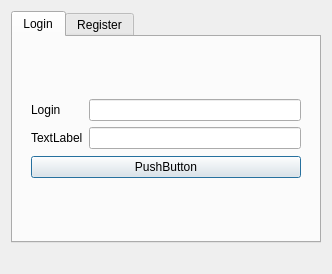
Before: the Qt Designer form Client/Auth/auth.ui in MaksMN/QTchat, drawn with Qt 5.
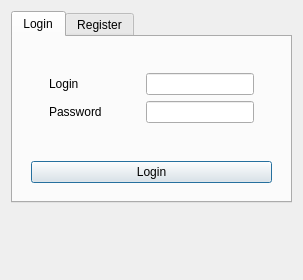
After: the same form once the commit is applied. Icons and pictures are not drawn.

```diff
--- a/Client/Auth/auth.ui
+++ b/Client/Auth/auth.ui
@@ -9,10 +9,28 @@
    <rect>
     <x>0</x>
     <y>0</y>
-    <width>332</width>
-    <height>274</height>
+    <width>303</width>
+    <height>280</height>
    </rect>
   </property>
+  <property name="sizePolicy">
+   <sizepolicy hsizetype="Fixed" vsizetype="Fixed">
+    <horstretch>0</horstretch>
+    <verstretch>0</verstretch>
+   </sizepolicy>
+  </property>
+  <property name="minimumSize">
+   <size>
+    <width>0</width>
+    <height>60</height>
+   </size>
+  </property>
+  <property name="maximumSize">
+   <size>
+    <width>303</width>
+    <height>318</height>
+   </size>
+  </property>
   <property name="windowTitle">
    <string>Auth</string>
   </property>
@@ -20,8 +38,11 @@
    <iconset resource="../resources.qrc">
     <normaloff>:/icon/app.ico</normaloff>:/icon/app.ico</iconset>
   </property>
-  <layout class="QGridLayout" name="gridLayout_5">
-   <item row="0" column="0">
+  <property name="modal">
+   <bool>true</bool>
+  </property>
+  <layout class="QVBoxLayout" name="verticalLayout_4">
+   <item>
     <widget class="QTabWidget" name="tabWidget">
      <property name="currentIndex">
       <number>0</number>
@@ -35,47 +56,86 @@
         <widget class="QWidget" name="widget" native="true">
          <property name="maximumSize">
           <size>
-           <width>500</width>
-           <height>100</height>
+           <width>1600</width>
+           <height>1600</height>
           </size>
          </property>
-         <layout class="QGridLayout" name="gridLayout">
-          <item row="0" column="0">
-           <layout class="QHBoxLayout" name="horizontalLayout">
-            <item>
-             <layout class="QVBoxLayout" name="verticalLayout_4">
-              <item>
-               <widget class="QLabel" name="label">
-                <property name="text">
-                 <string>Login</string>
-                </property>
-               </widget>
-              </item>
-              <item>
-               <widget class="QLabel" name="label_2">
-                <property name="text">
-                 <string>TextLabel</string>
-                </property>
-               </widget>
-              </item>
-             </layout>
-            </item>
-            <item>
-             <layout class="QVBoxLayout" name="verticalLayout">
-              <item>
-               <widget class="QLineEdit" name="loginLogin"/>
-              </item>
-              <item>
-               <widget class="QLineEdit" name="loginPass"/>
-              </item>
-             </layout>
-            </item>
-           </layout>
+         <layout class="QVBoxLayout" name="verticalLayout">
+          <item>
+           <widget class="QWidget" name="widget_5" native="true">
+            <layout class="QHBoxLayout" name="horizontalLayout">
+             <item>
+              <widget class="QWidget" name="widget_3" native="true">
+               <layout class="QGridLayout" name="gridLayout">
+                <item row="0" column="0">
+                 <widget class="QLabel" name="label_2">
+                  <property name="sizePolicy">
+                   <sizepolicy hsizetype="Expanding" vsizetype="Preferred">
+                    <horstretch>0</horstretch>
+                    <verstretch>0</verstretch>
+                   </sizepolicy>
+                  </property>
+                  <property name="text">
+                   <string>Login</string>
+                  </property>
+                 </widget>
+                </item>
+                <item row="1" column="0">
+                 <widget class="QLabel" name="label">
+                  <property name="text">
+                   <string>Password</string>
+                  </property>
+                 </widget>
+                </item>
+               </layout>
+              </widget>
+             </item>
+             <item>
+              <widget class="QWidget" name="widget_4" native="true">
+               <layout class="QGridLayout" name="gridLayout_5">
+                <item row="0" column="0">
+                 <widget class="QLineEdit" name="loginLogin">
+                  <property name="sizePolicy">
+                   <sizepolicy hsizetype="Expanding" vsizetype="Fixed">
+                    <horstretch>1</horstretch>
+                    <verstretch>0</verstretch>
+                   </sizepolicy>
+                  </property>
+                  <property name="maxLength">
+                   <number>20</number>
+                  </property>
+                 </widget>
+                </item>
+                <item row="1" column="0">
+                 <widget class="QLineEdit" name="loginPass">
+                  <property name="maxLength">
+                   <number>20</number>
+                  </property>
+                 </widget>
+                </item>
+               </layout>
+              </widget>
+             </item>
+            </layout>
+           </widget>
           </item>
-          <item row="1" column="0">
+          <item>
+           <spacer name="verticalSpacer_2">
+            <property name="orientation">
+             <enum>Qt::Vertical</enum>
+            </property>
+            <property name="sizeHint" stdset="0">
+             <size>
+              <width>20</width>
+              <height>40</height>
+             </size>
+            </property>
+           </spacer>
+          </item>
+          <item>
            <widget class="QPushButton" name="loginButton">
             <property name="text">
-             <string>PushButton</string>
+             <string>Login</string>
             </property>
            </widget>
           </item>
@@ -174,11 +234,20 @@
      </widget>
     </widget>
    </item>
-   <item row="1" column="0">
+   <item>
     <widget class="QLabel" name="labelMsg">
+     <property name="minimumSize">
+      <size>
+       <width>0</width>
+       <height>60</height>
+      </size>
+     </property>
      <property name="text">
       <string/>
      </property>
+     <property name="wordWrap">
+      <bool>true</bool>
+     </property>
     </widget>
    </item>
   </layout>
```
Left out of the diff: 30 changed lines with no effect on the pictures.
